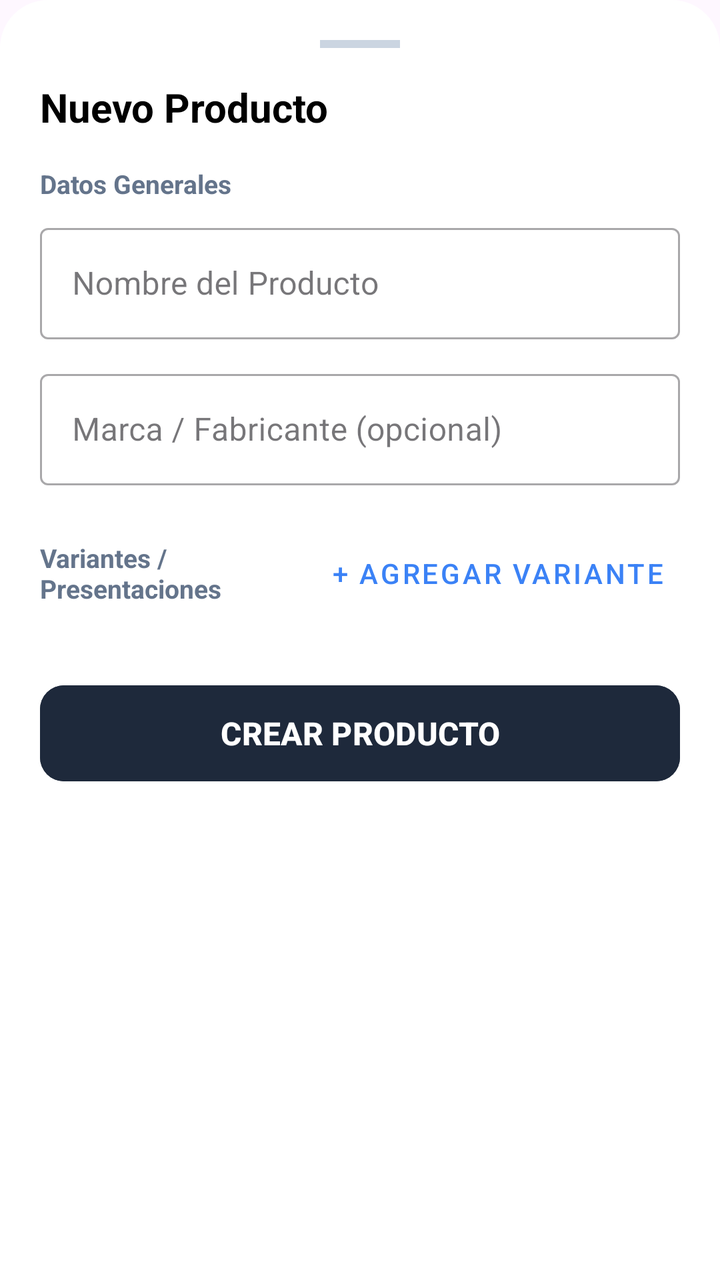
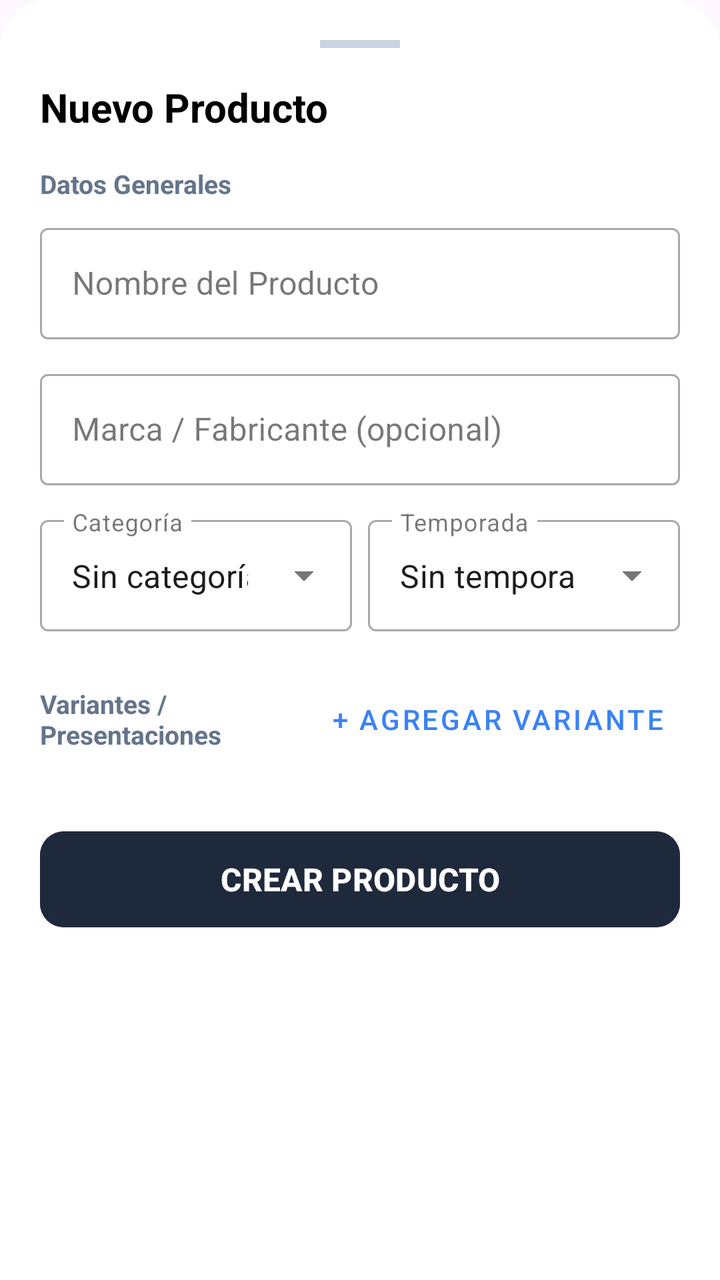

Before-and-after screenshots of an Android layout around one commit, followed by the original layout XML and the change that was made.
<!-- AndroidManifest.xml: application theme Theme.DAJHO -->
<!-- res/layout/bottom_sheet_nuevo_producto.xml -->
<?xml version="1.0" encoding="utf-8"?>
<androidx.core.widget.NestedScrollView xmlns:android="http://schemas.android.com/apk/res/android"
    xmlns:app="http://schemas.android.com/apk/res-auto"
    xmlns:tools="http://schemas.android.com/tools"
    android:layout_width="match_parent"
    android:layout_height="wrap_content"
    android:background="@drawable/bg_bottom_sheet"
    android:padding="20dp">

    <LinearLayout
        android:layout_width="match_parent"
        android:layout_height="wrap_content"
        android:orientation="vertical">

        
        <View
            android:layout_width="40dp"
            android:layout_height="4dp"
            android:layout_gravity="center_horizontal"
            android:layout_marginBottom="16dp"
            android:background="#CBD5E1" />

        <TextView
            android:layout_width="wrap_content"
            android:layout_height="wrap_content"
            android:text="Nuevo Producto"
            android:textColor="@android:color/black"
            android:textSize="20sp"
            android:textStyle="bold" />

        
        <TextView
            android:layout_width="wrap_content"
            android:layout_height="wrap_content"
            android:layout_marginTop="16dp"
            android:text="Datos Generales"
            android:textColor="#64748B"
            android:textSize="13sp"
            android:textStyle="bold" />

        <com.google.android.material.textfield.TextInputLayout
            android:id="@+id/tilNombreProducto"
            style="@style/Widget.MaterialComponents.TextInputLayout.OutlinedBox"
            android:layout_width="match_parent"
            android:layout_height="wrap_content"
            android:layout_marginTop="8dp"
            android:hint="Nombre del Producto">

            <com.google.android.material.textfield.TextInputEditText
                android:id="@+id/etNombreProducto"
                android:layout_width="match_parent"
                android:layout_height="wrap_content"
                android:inputType="textPersonName"
                android:maxLines="1" />

        </com.google.android.material.textfield.TextInputLayout>

        <com.google.android.material.textfield.TextInputLayout
            android:id="@+id/tilMarcaProducto"
            style="@style/Widget.MaterialComponents.TextInputLayout.OutlinedBox"
            android:layout_width="match_parent"
            android:layout_height="wrap_content"
            android:layout_marginTop="12dp"
            android:hint="Marca / Fabricante (opcional)">

            <com.google.android.material.textfield.TextInputEditText
                android:id="@+id/etMarcaProducto"
                android:layout_width="match_parent"
                android:layout_height="wrap_content"
                android:inputType="text"
                android:maxLines="1" />

        </com.google.android.material.textfield.TextInputLayout>

        
        <LinearLayout
            android:layout_width="match_parent"
            android:layout_height="wrap_content"
            android:layout_marginTop="20dp"
            android:gravity="center_vertical"
            android:orientation="horizontal">

            <TextView
                android:layout_width="0dp"
                android:layout_height="wrap_content"
                android:layout_weight="1"
                android:text="Variantes / Presentaciones"
                android:textColor="#64748B"
                android:textSize="13sp"
                android:textStyle="bold" />

            <com.google.android.material.button.MaterialButton
                android:id="@+id/btnAgregarVariante"
                style="@style/Widget.MaterialComponents.Button.TextButton"
                android:layout_width="wrap_content"
                android:layout_height="wrap_content"
                android:text="+ Agregar Variante"
                android:textColor="#3B82F6" />

        </LinearLayout>

        
        <androidx.recyclerview.widget.RecyclerView
            android:id="@+id/rvVariantes"
            android:layout_width="match_parent"
            android:layout_height="wrap_content"
            android:layout_marginTop="4dp"
            android:nestedScrollingEnabled="false" />

        
        <com.google.android.material.button.MaterialButton
            android:id="@+id/btnCrearProducto"
            android:layout_width="match_parent"
            android:layout_height="56dp"
            android:layout_marginTop="24dp"
            android:backgroundTint="#1E293B"
            android:text="CREAR PRODUCTO"
            android:textColor="@android:color/white"
            android:textSize="16sp"
            android:textStyle="bold"
            app:cornerRadius="12dp" />

    </LinearLayout>

</androidx.core.widget.NestedScrollView>
<!-- resources referenced by this layout -->
<resources>
  <!-- drawable bg_bottom_sheet (drawable) -->
  <?xml version="1.0" encoding="utf-8"?>
  <shape xmlns:android="http://schemas.android.com/apk/res/android"
      android:shape="rectangle">
      <solid android:color="@android:color/white" />
      <corners
          android:topLeftRadius="24dp"
          android:topRightRadius="24dp" />
  </shape>
  <style name="Theme.DAJHO" parent="Base.Theme.DAJHO" />
  <style name="Base.Theme.DAJHO" parent="Theme.Material3.DayNight.NoActionBar">
          
          
      </style>
</resources>

<!-- the commit's change to res/layout/bottom_sheet_nuevo_producto.xml (unified diff, before → after) -->
@@ -76,6 +76,50 @@
         <LinearLayout
             android:layout_width="match_parent"
             android:layout_height="wrap_content"
+            android:layout_marginTop="12dp"
+            android:orientation="horizontal">
+
+            <com.google.android.material.textfield.TextInputLayout
+                android:id="@+id/tilCategoriaProducto"
+                style="@style/Widget.MaterialComponents.TextInputLayout.OutlinedBox.ExposedDropdownMenu"
+                android:layout_width="0dp"
+                android:layout_height="wrap_content"
+                android:layout_weight="1"
+                android:layout_marginEnd="4dp"
+                android:hint="Categoría">
+
+                <AutoCompleteTextView
+                    android:id="@+id/actCategoriaProducto"
+                    android:layout_width="match_parent"
+                    android:layout_height="wrap_content"
+                    android:inputType="none"
+                    android:text="Sin categoría" />
+
+            </com.google.android.material.textfield.TextInputLayout>
+
+            <com.google.android.material.textfield.TextInputLayout
+                android:id="@+id/tilTemporadaProducto"
+                style="@style/Widget.MaterialComponents.TextInputLayout.OutlinedBox.ExposedDropdownMenu"
+                android:layout_width="0dp"
+                android:layout_height="wrap_content"
+                android:layout_weight="1"
+                android:layout_marginStart="4dp"
+                android:hint="Temporada">
+
+                <AutoCompleteTextView
+                    android:id="@+id/actTemporadaProducto"
+                    android:layout_width="match_parent"
+                    android:layout_height="wrap_content"
+                    android:inputType="none"
+                    android:text="Sin temporada" />
+
+            </com.google.android.material.textfield.TextInputLayout>
+        </LinearLayout>
+
+        
+        <LinearLayout
+            android:layout_width="match_parent"
+            android:layout_height="wrap_content"
             android:layout_marginTop="20dp"
             android:gravity="center_vertical"
             android:orientation="horizontal">
